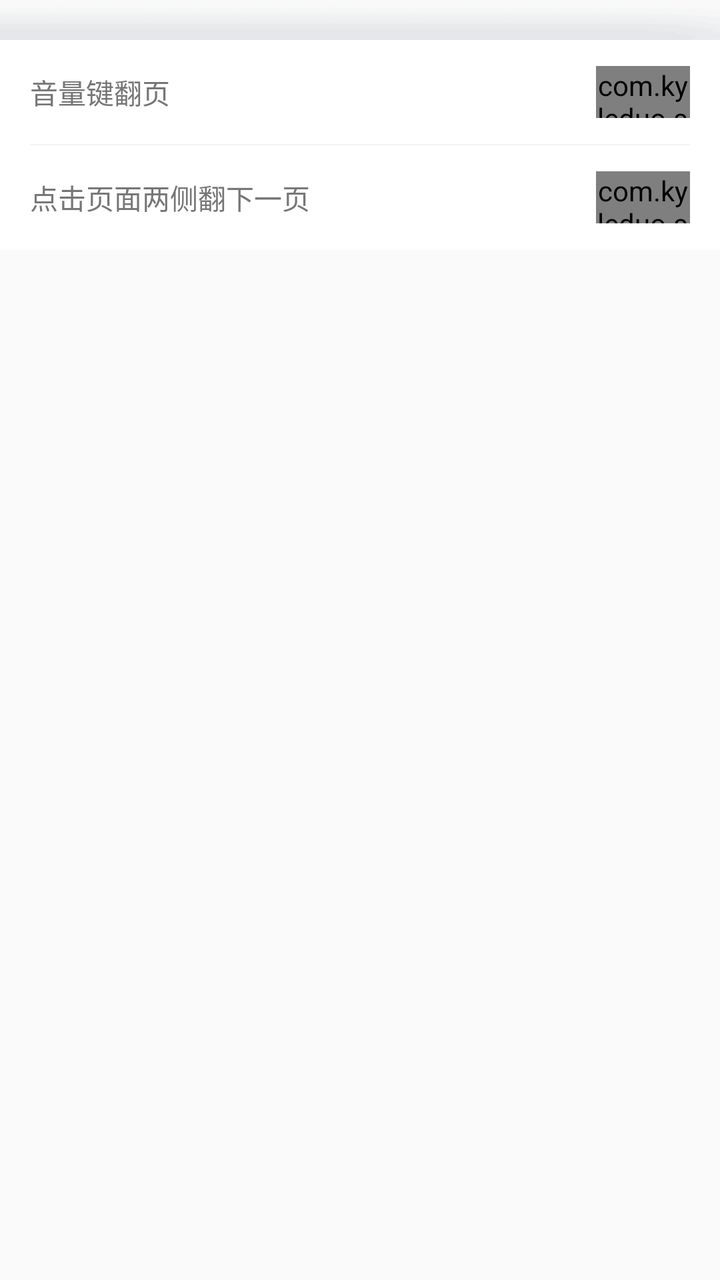
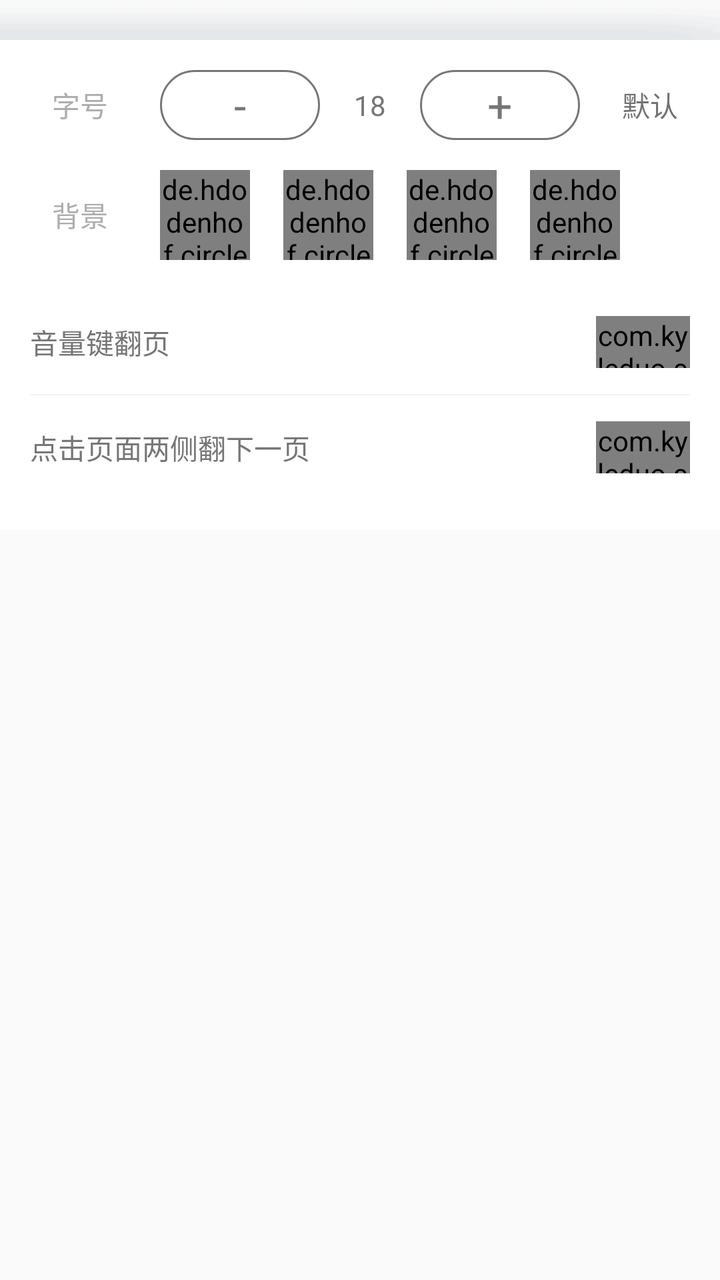

The first picture is an Android layout as it rendered before a commit; the second is the same layout after the commit. The layout source and the unified diff follow.
<!-- AndroidManifest.xml: application theme AppTheme -->
<!-- res/layout/view_pop_moresetting.xml -->
<?xml version="1.0" encoding="utf-8"?>
<LinearLayout xmlns:android="http://schemas.android.com/apk/res/android"
    android:layout_width="match_parent"
    android:layout_height="wrap_content"
    xmlns:app="http://schemas.android.com/apk/res-auto"
    android:orientation="vertical">
    <View
        android:layout_width="match_parent"
        android:layout_height="20dp"
        android:background="@drawable/bg_shadow2" />
    <LinearLayout
        android:layout_width="match_parent"
        android:layout_height="wrap_content"
        android:orientation="vertical"
        android:background="#FFFFFF">
        <LinearLayout
            android:layout_width="match_parent"
            android:layout_height="52dp"
            android:orientation="horizontal"
            android:paddingLeft="15dp"
            android:paddingRight="15dp"
            android:background="#ffffff">
            <TextView
                android:layout_width="wrap_content"
                android:layout_height="wrap_content"
                android:text="音量键翻页"
                android:textColor="#767676"
                android:layout_gravity="center_vertical"/>
            <View
                android:layout_width="0dp"
                android:layout_height="0dp"
                android:layout_weight="1"/>
            <com.kyleduo.switchbutton.SwitchButton
                android:id="@+id/sb_key"
                android:layout_width="47dp"
                android:layout_height="26dp"
                app:kswThumbColor="#ffffff"
                app:kswBackColor="@drawable/selector_switchbutton"
                android:layout_gravity="center_vertical"/>
        </LinearLayout>
        <ImageView
            android:layout_width="match_parent"
            android:layout_height="0.8dp"
            android:paddingLeft="15dp"
            android:paddingRight="15dp"
            android:background="#ffffff"
            android:src="#f3f3f3"/>
        <LinearLayout
            android:layout_width="match_parent"
            android:layout_height="52dp"
            android:orientation="horizontal"
            android:paddingLeft="15dp"
            android:paddingRight="15dp"
            android:background="#ffffff">
            <TextView
                android:layout_width="wrap_content"
                android:layout_height="wrap_content"
                android:text="点击页面两侧翻下一页"
                android:textColor="#767676"
                android:layout_gravity="center_vertical"/>
            <View
                android:layout_width="0dp"
                android:layout_height="0dp"
                android:layout_weight="1"/>
            <com.kyleduo.switchbutton.SwitchButton
                android:id="@+id/sb_click"
                android:layout_width="47dp"
                android:layout_height="26dp"
                app:kswThumbColor="#ffffff"
                app:kswBackColor="@drawable/selector_switchbutton"
                android:layout_gravity="center_vertical"/>
        </LinearLayout>
    </LinearLayout>
</LinearLayout>
<!-- resources referenced by this layout -->
<resources>
  <!-- drawable bg_shadow2: png bitmap (drawable-xxhdpi, 3127 bytes) -->
  <!-- drawable selector_switchbutton (drawable) -->
  <?xml version="1.0" encoding="utf-8"?>
  <selector xmlns:android="http://schemas.android.com/apk/res/android">
      <item android:state_checked="false" android:color="@color/tv_btn_press_black"/>
      <item android:state_checked="true" android:color="@color/tv_btn_normal_black"/>
  </selector>
  <style name="AppTheme" parent="Theme.AppCompat.Light.NoActionBar">
          
          <item name="colorPrimary">@color/colorPrimary</item>
          <item name="colorPrimaryDark">@color/white</item>
          <item name="colorAccent">@color/colorAccent</item>
          <item name="android:windowNoTitle">true</item>
          <item name="colorControlNormal">@color/blackOverlay</item>
          <item name="colorControlActivated">@color/abc_search_url_text_normal</item>
          <item name="android:windowFullscreen">true</item>
          <item name="android:windowIsTranslucent">true</item>
          <item name="android:windowTranslucentStatus">true</item>
          <item name="android:windowTranslucentNavigation">true</item>
      </style>
  <color name="tv_btn_press_black">#adadad</color>
  <color name="tv_btn_normal_black">#737373</color>
  <color name="colorPrimary">#ff3f51b5</color>
  <color name="white">#ffffffff</color>
  <color name="colorAccent">#ffff4081</color>
  <color name="blackOverlay">#66000000</color>
  <color name="abc_search_url_text_normal">#ff7fa87f</color>
</resources>

<!-- the commit's change to res/layout/view_pop_moresetting.xml (unified diff, before → after) -->
@@ -12,11 +12,138 @@
         android:layout_width="match_parent"
         android:layout_height="wrap_content"
         android:orientation="vertical"
-        android:background="#FFFFFF">
+        android:background="#ffffff"
+        android:paddingTop="15dp"
+        android:paddingBottom="15dp">
+        <LinearLayout
+            android:layout_width="match_parent"
+            android:layout_height="35dp"
+            android:orientation="horizontal"
+            android:layout_gravity="center">
+            <TextView
+                android:layout_width="80dp"
+                android:layout_height="match_parent"
+                android:textSize="14sp"
+                android:textColor="#adadad"
+                android:gravity="center"
+                android:text="字号"
+                android:layout_gravity="center_vertical"/>
+            <FrameLayout
+                android:id="@+id/fl_smaller"
+                android:layout_width="0dp"
+                android:layout_height="match_parent"
+                android:layout_weight="1"
+                android:background="@drawable/selector_pop_font_bg">
+                <TextView
+                    android:layout_width="wrap_content"
+                    android:layout_height="wrap_content"
+                    android:text="-"
+                    android:layout_gravity="center"
+                    android:textColor="#767676"
+                    android:textSize="22sp"/>
+            </FrameLayout>
+            <TextView
+                android:id="@+id/tv_dur_textsize"
+                android:layout_width="50dp"
+                android:layout_height="match_parent"
+                android:textSize="14sp"
+                android:textColor="#767676"
+                android:text="18"
+                android:gravity="center"
+                android:singleLine="true"
+                android:layout_gravity="center" />
+            <FrameLayout
+                android:id="@+id/fl_bigger"
+                android:layout_width="0dp"
+                android:layout_height="match_parent"
+                android:layout_weight="1"
+                android:background="@drawable/selector_pop_font_bg">
+                <TextView
+                    android:layout_width="wrap_content"
+                    android:layout_height="wrap_content"
+                    android:text="+"
+                    android:layout_gravity="center"
+                    android:textColor="#767676"
+                    android:textSize="22sp"/>
+            </FrameLayout>
+            <TextView
+                android:id="@+id/tv_textsize_default"
+                android:layout_width="70dp"
+                android:layout_height="match_parent"
+                android:textSize="14sp"
+                android:textColor="@drawable/selector_pop_font_color"
+                android:gravity="center"
+                android:text="默认"
+                android:layout_gravity="center_vertical"/>
+        </LinearLayout>
+        <LinearLayout
+            android:layout_width="match_parent"
+            android:layout_height="45dp"
+            android:orientation="horizontal"
+            android:layout_gravity="center"
+            android:layout_marginTop="15dp">
+            <TextView
+                android:layout_width="80dp"
+                android:layout_height="match_parent"
+                android:textSize="14sp"
+                android:textColor="#adadad"
+                android:gravity="center"
+                android:text="背景"
+                android:layout_gravity="center_vertical"
+                android:paddingLeft="20dp"
+                android:paddingRight="20dp"/>
+
+            <de.hdodenhof.circleimageview.CircleImageView
+                android:id="@+id/civ_bg_white"
+                android:layout_width="45dp"
+                android:layout_height="45dp"
+                android:src="@drawable/icon_readbook_white"
+                app:civ_border_width="1dp"
+                app:civ_border_color="#00000000"/>
+
+            <View
+                android:layout_width="0dp"
+                android:layout_height="0dp"
+                android:layout_weight="1"/>
+            <de.hdodenhof.circleimageview.CircleImageView
+                android:id="@+id/civ_bg_yellow"
+                android:layout_width="45dp"
+                android:layout_height="45dp"
+                android:src="@drawable/icon_readbook_yellow"
+                app:civ_border_width="1dp"
+                app:civ_border_color="#F3B63F"/>
+            <View
+                android:layout_width="0dp"
+                android:layout_height="0dp"
+                android:layout_weight="1"/>
+            <de.hdodenhof.circleimageview.CircleImageView
+                android:id="@+id/civ_bg_green"
+                android:layout_width="45dp"
+                android:layout_height="45dp"
+                android:src="@drawable/icon_readbook_green"
+                app:civ_border_width="1dp"
+                app:civ_border_color="#00000000"/>
+            <View
+                android:layout_width="0dp"
+                android:layout_height="0dp"
+                android:layout_weight="1"/>
+            <de.hdodenhof.circleimageview.CircleImageView
+                android:id="@+id/civ_bg_black"
+                android:layout_width="45dp"
+                android:layout_height="45dp"
+                android:src="@drawable/icon_readbook_black"
+                app:civ_border_width="1dp"
+                app:civ_border_color="#00000000"/>
+            <View
+                android:layout_width="50dp"
+                android:layout_height="0dp"/>
+        </LinearLayout>
+
         <LinearLayout
             android:layout_width="match_parent"
             android:layout_height="52dp"
             android:orientation="horizontal"
+            android:layout_marginTop="15dp"
             android:paddingLeft="15dp"
             android:paddingRight="15dp"
             android:background="#ffffff">
<!-- resource entries referenced after the edit -->
@@ -1,6 +1,24 @@
 <!-- resources referenced by this layout -->
 <resources>
   <!-- drawable bg_shadow2: png bitmap (drawable-xxhdpi, 3127 bytes) -->
+  <!-- drawable icon_readbook_black: png bitmap (drawable-xxhdpi, 8769 bytes) -->
+  <!-- drawable icon_readbook_green: png bitmap (drawable-xxhdpi, 1756 bytes) -->
+  <!-- drawable icon_readbook_white: png bitmap (drawable-xxhdpi, 142 bytes) -->
+  <!-- drawable icon_readbook_yellow: png bitmap (drawable-xxhdpi, 29330 bytes) -->
+  <!-- drawable selector_pop_font_bg (drawable) -->
+  <?xml version="1.0" encoding="utf-8"?>
+  <selector xmlns:android="http://schemas.android.com/apk/res/android">
+      <item android:drawable="@drawable/shape_pop_font_bg_nor" android:state_pressed="false" android:state_enabled="true"/>
+      <item android:drawable="@drawable/shape_pop_font_bg_pre" android:state_pressed="true" android:state_enabled="true"/>
+      <item android:drawable="@drawable/shape_pop_font_bg_pre" android:state_enabled="false"/>
+  </selector>
+  <!-- drawable selector_pop_font_color (drawable) -->
+  <?xml version="1.0" encoding="utf-8"?>
+  <selector xmlns:android="http://schemas.android.com/apk/res/android">
+      <item android:color="@color/tv_btn_normal_black" android:state_pressed="false" android:state_enabled="true"/>
+      <item android:color="@color/tv_btn_press_black" android:state_pressed="true" android:state_enabled="true"/>
+      <item android:color="@color/tv_btn_press_black" android:state_enabled="false"/>
+  </selector>
   <!-- drawable selector_switchbutton (drawable) -->
   <?xml version="1.0" encoding="utf-8"?>
   <selector xmlns:android="http://schemas.android.com/apk/res/android">
@@ -20,6 +38,22 @@
           <item name="android:windowTranslucentStatus">true</item>
           <item name="android:windowTranslucentNavigation">true</item>
       </style>
+  <!-- drawable shape_pop_font_bg_nor (drawable) -->
+  <?xml version="1.0" encoding="utf-8"?>
+  <shape xmlns:android="http://schemas.android.com/apk/res/android">
+      <corners android:radius="20dp"/>
+      <solid android:color="#ffffff"/>
+      <stroke android:width="1dp"
+          android:color="#767676"/>
+  </shape>
+  <!-- drawable shape_pop_font_bg_pre (drawable) -->
+  <?xml version="1.0" encoding="utf-8"?>
+  <shape xmlns:android="http://schemas.android.com/apk/res/android">
+      <corners android:radius="20dp"/>
+      <solid android:color="#ffffff"/>
+      <stroke android:width="1dp"
+          android:color="#adadad"/>
+  </shape>
   <color name="tv_btn_press_black">#adadad</color>
   <color name="tv_btn_normal_black">#737373</color>
   <color name="colorPrimary">#ff3f51b5</color>
